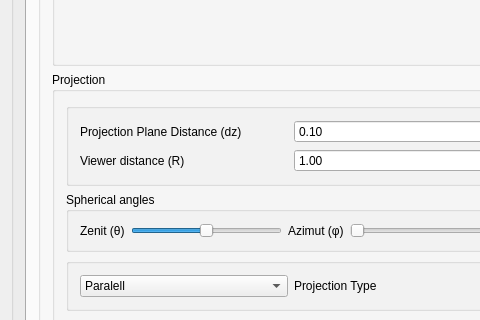
This is src/ImageViewer.ui in bozhenakv555/pg_ImageViewer as Qt 5 draws it before an edit; both pictures show x 0 to 480 and y 536 to 856 of the 679 by 964 pixel window. The edited form follows.
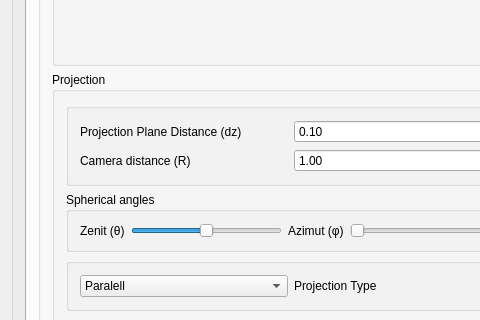
This is the edited form.

Diff of the .ui file:
```diff
--- a/src/ImageViewer.ui
+++ b/src/ImageViewer.ui
@@ -610,7 +610,7 @@
                      <item row="2" column="0">
                       <widget class="QLabel" name="label_14">
                        <property name="text">
-                        <string>Viewer distance (R)</string>
+                        <string>Camera distance (R)</string>
                        </property>
                       </widget>
                      </item>
```
Left out of the diff: 4 changed lines with no effect on the pictures.
